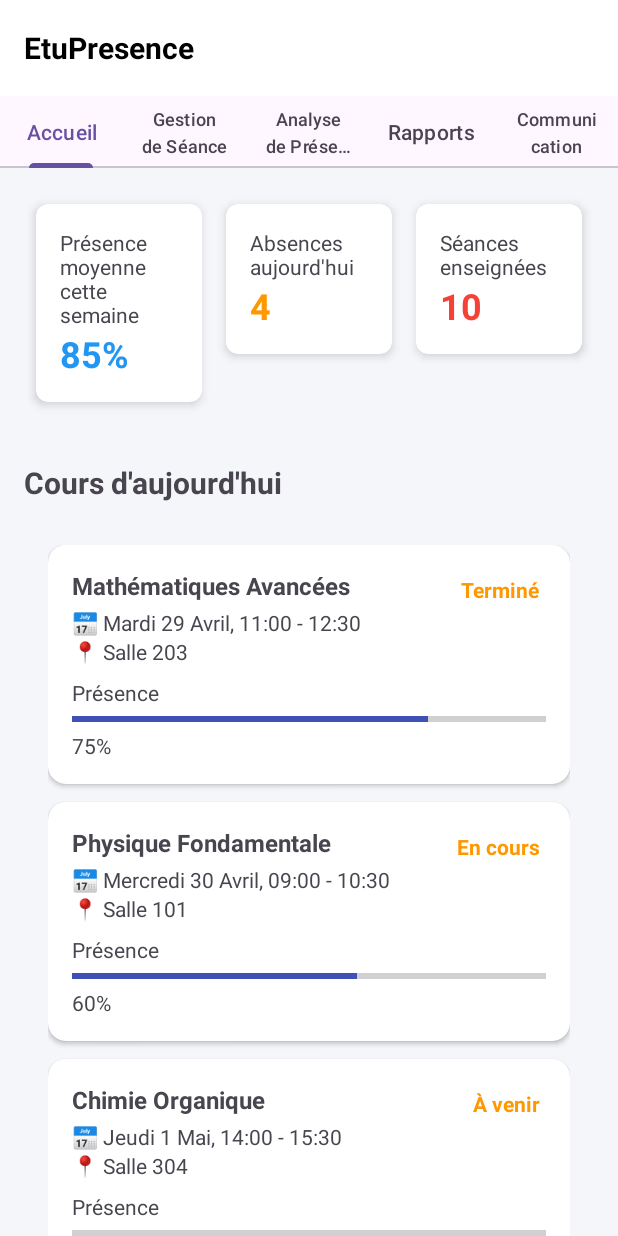
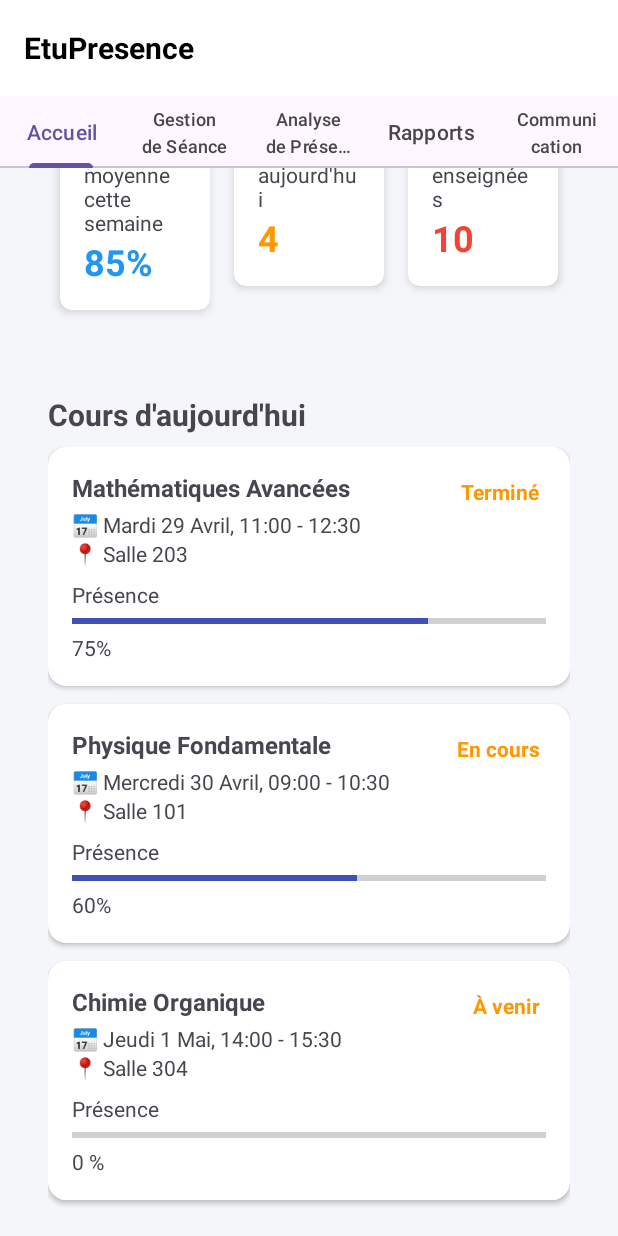
Before and after one commit to anasselhadidev/Pointage-et-Gestion-de-Pr-sence-par-Reconnaissance-Faciale, an Android app: the TeacherHomeActivity screen opened directly, with no data from a screen before it, on a phone screen of 412 x 824 dp. Run offline under Robolectric (Android 15) with nearby library versions, the phone set to English and light mode, and no system bars.

Commit message:
new user

```diff
--- a/app/src/main/res/layout/activity_teacher_home.xml
+++ b/app/src/main/res/layout/activity_teacher_home.xml
@@ -67,6 +67,22 @@
     </com.google.android.material.tabs.TabLayout>
 
     <!-- Main Dashboard -->
+    <ScrollView
+        android:id="@+id/scrollContent"
+        android:layout_width="0dp"
+        android:layout_height="0dp"
+        android:fillViewport="true"
+        app:layout_constraintTop_toBottomOf="@id/tabLayout"
+        app:layout_constraintBottom_toBottomOf="parent"
+        app:layout_constraintStart_toStartOf="parent"
+        app:layout_constraintEnd_toEndOf="parent">
+
+    <LinearLayout
+        android:layout_width="match_parent"
+        android:layout_height="wrap_content"
+        android:orientation="vertical"
+        android:padding="16dp">
+
     <LinearLayout
         android:id="@+id/statsContainer"
         android:layout_width="match_parent"
@@ -170,48 +186,32 @@
     </LinearLayout>
 
     <!-- Today's Courses Section -->
-    <ScrollView
-        android:id="@+id/currentCoursesTitle"
-        android:layout_width="0dp"
-        android:layout_height="wrap_content"
-        android:layout_marginStart="16dp"
-        android:layout_marginTop="16dp"
-        android:layout_marginEnd="16dp"
-        app:layout_constraintEnd_toEndOf="parent"
-        app:layout_constraintStart_toStartOf="parent"
-        app:layout_constraintTop_toBottomOf="@id/statsContainer">
-
         <LinearLayout
+            android:id="@+id/currentCoursesTitle"
+            android:orientation="vertical"
             android:layout_width="match_parent"
             android:layout_height="wrap_content"
-            android:orientation="vertical">
+            android:padding="16dp">
 
-            <!-- Course Card Template -->
+            <!-- Static title -->
             <TextView
                 android:layout_width="wrap_content"
                 android:layout_height="wrap_content"
-                android:paddingBottom="12dp"
+                android:paddingTop="16dp"
+                android:paddingBottom="8dp"
                 android:text="Cours d'aujourd'hui"
                 android:textSize="20sp"
                 android:textStyle="bold" />
 
-            <LinearLayout
-                android:orientation="vertical"
-                android:padding="16dp"
+            <!-- Course list section -->
+            <androidx.recyclerview.widget.RecyclerView
+                android:id="@+id/coursesList"
                 android:layout_width="match_parent"
-                android:layout_height="match_parent">
-
-                <androidx.recyclerview.widget.RecyclerView
-                    android:id="@+id/coursesList"
-                    android:layout_width="match_parent"
-                    android:layout_height="match_parent"
-                    android:clipToPadding="false"
-                    android:paddingBottom="12dp"/>
-            </LinearLayout>
-
+                android:layout_height="wrap_content"
+                android:nestedScrollingEnabled="false"
+                android:clipToPadding="false"
+                android:paddingBottom="12dp"/>
         </LinearLayout>
-    </ScrollView>
-
 
     <!-- Quick Actions -->
     <TextView
@@ -347,4 +347,6 @@
         android:layout_height="wrap_content"
         android:orientation="vertical"
         app:layout_constraintGuide_begin="20dp" />
+    </LinearLayout>
+    </ScrollView>
 </androidx.constraintlayout.widget.ConstraintLayout>
```
